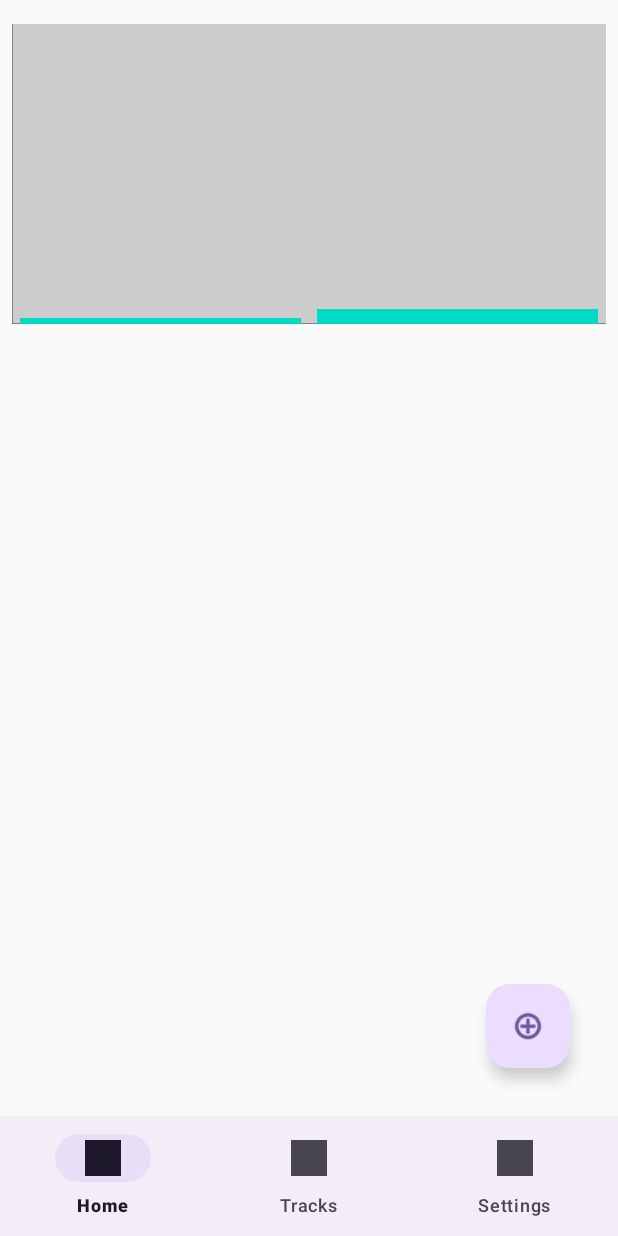
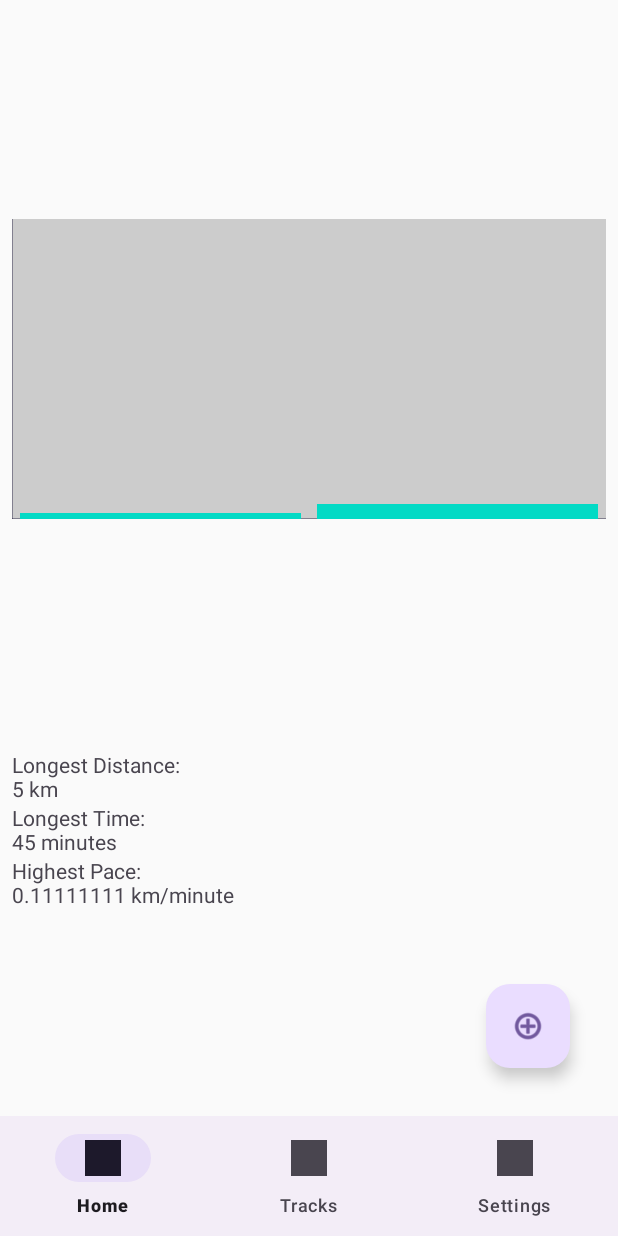
Before and after one commit to mh380/FitnessTracker, an Android app built with Jetpack Compose: the screen it shows after launch (MainActivity), on a phone screen of 412 x 824 dp. Run offline under Robolectric (Android 15) with nearby library versions, the phone set to English and light mode, and no system bars; our stand-ins replace Room's generated code.

Commit message:
added Scores and fixed bug in Tracks

```diff
--- a/app/src/main/AndroidManifest.xml
+++ b/app/src/main/AndroidManifest.xml
@@ -35,7 +35,7 @@
             android:value="YOUR_API_KEY" />
 
         <activity
-            android:name=".homeScreen.MainActivity"
+            android:name=".MainActivity"
             android:exported="true">
             <intent-filter>
                 <action android:name="android.intent.action.MAIN" />
--- a/app/src/main/java/de/hdmstuttgart/trackmaster/homeScreen/MainActivity.kt
+++ b/app/src/main/java/de/hdmstuttgart/trackmaster/MainActivity.kt
@@ -1,18 +1,31 @@
-package de.hdmstuttgart.trackmaster.homeScreen
+package de.hdmstuttgart.trackmaster
 
 import android.os.Bundle
 import androidx.appcompat.app.AppCompatActivity
 import androidx.fragment.app.Fragment
+import androidx.lifecycle.lifecycleScope
 import com.google.android.material.bottomnavigation.BottomNavigationView
-import de.hdmstuttgart.trackmaster.R
-import de.hdmstuttgart.settings.SettingsFragment
+import de.hdmstuttgart.trackmaster.data.Track
+import de.hdmstuttgart.trackmaster.settings.SettingsFragment
+import de.hdmstuttgart.trackmaster.homeScreen.HomeFragment
 import de.hdmstuttgart.trackmaster.trackScreen.TrackFragment
+import kotlinx.coroutines.Dispatchers
+import kotlinx.coroutines.launch
 
 class MainActivity : AppCompatActivity() {
 
     override fun onCreate(savedInstanceState: Bundle?) {
         super.onCreate(savedInstanceState)
         setContentView(R.layout.activity_main)
+
+        //todo: remove test tracks //todo: inserting a track into the database has to happen whenever tracking is stopped
+        val trackMasterApplication = this.application as TrackMasterApplication
+        lifecycleScope.launch(Dispatchers.IO) {
+            trackMasterApplication.repository.deleteAll()
+            trackMasterApplication.repository.insert(Track(distance = 2, time = 20))
+            trackMasterApplication.repository.insert(Track(distance = 5, time = 45))
+        }
+
 
         val homeFragment = HomeFragment()
         val tracksFragment = TrackFragment()
--- a/app/src/main/java/de/hdmstuttgart/trackmaster/data/TrackDao.kt
+++ b/app/src/main/java/de/hdmstuttgart/trackmaster/data/TrackDao.kt
@@ -21,6 +21,15 @@ interface TrackDao {
     @Query("SELECT * FROM track WHERE SUBSTRING(date, 1, 4)=:year")
     fun getTracksFromYear(year: String): List<Track>
 
+    @Query("SELECT MAX (distance) FROM track")
+    fun getMaxDistance(): Int
+
+    @Query("SELECT MAX (time) FROM track")
+    fun getMaxTime(): Int
+
+    @Query("SELECT MAX (pace) FROM track")
+    fun getMaxPace(): Float
+
     @Insert
     suspend fun insert(track: Track)
 
--- a/app/src/main/java/de/hdmstuttgart/trackmaster/data/TrackRepository.kt
+++ b/app/src/main/java/de/hdmstuttgart/trackmaster/data/TrackRepository.kt
@@ -33,6 +33,18 @@ class TrackRepository(private val trackDao: TrackDao) {
         return trackDao.getTracksFromYear(targetYear)
     }
 
+    fun getMaxDistance(): Int {
+        return trackDao.getMaxDistance()
+    }
+
+    fun getMaxTime(): Int {
+        return trackDao.getMaxTime()
+    }
+
+    fun getMaxPace(): Float {
+        return trackDao.getMaxPace()
+    }
+
     @WorkerThread
     suspend fun insert(track: Track) {
         trackDao.insert(track)
--- a/app/src/main/java/de/hdmstuttgart/trackmaster/homeScreen/ScoreFragment.kt
+++ b/app/src/main/java/de/hdmstuttgart/trackmaster/homeScreen/ScoreFragment.kt
@@ -1,4 +1,51 @@
 package de.hdmstuttgart.trackmaster.homeScreen
 
-class ScoreFragment {
+import android.os.Bundle
+import android.view.View
+import android.widget.TextView
+import androidx.fragment.app.Fragment
+import androidx.lifecycle.lifecycleScope
+import de.hdmstuttgart.trackmaster.R
+import de.hdmstuttgart.trackmaster.TrackMasterApplication
+import de.hdmstuttgart.trackmaster.data.Track
+import kotlinx.coroutines.Dispatchers
+import kotlinx.coroutines.launch
+import kotlinx.coroutines.withContext
+
+class ScoreFragment : Fragment (R.layout.fragment_score) {
+
+    private var maxDistance = 0
+    private var maxTime = 0
+    private var maxPace = 0.0f
+
+
+    override fun onViewCreated(view: View, savedInstanceState: Bundle?) {
+        super.onViewCreated(view, savedInstanceState)
+
+        update(view)
+    }
+
+    private fun update(view: View) {
+        activity?.let {
+            val fragmentActivity = it
+            val trackMasterApplication = fragmentActivity.application as TrackMasterApplication
+
+            lifecycleScope.launch(Dispatchers.IO) {
+
+                maxDistance = trackMasterApplication.repository.getMaxDistance()
+                maxTime = trackMasterApplication.repository.getMaxTime()
+                maxPace = trackMasterApplication.repository.getMaxPace()
+
+                val maxDistanceView = view.findViewById<TextView>(R.id.maxDistance)
+                val maxTimeView= view.findViewById<TextView>(R.id.maxTime)
+                val maxPaceView = view.findViewById<TextView>(R.id.maxPace)
+
+                withContext(Dispatchers.Main) {
+                    maxDistanceView.append("\n" + maxDistance + " km")
+                    maxTimeView.append("\n" + maxTime + " minutes")
+                    maxPaceView.append("\n" + maxPace + " km/minute")
+                }
+            }
+        }
+    }
 }
--- a/app/src/main/java/de/hdmstuttgart/trackmaster/homeScreen/StatisticFragment.kt
+++ b/app/src/main/java/de/hdmstuttgart/trackmaster/homeScreen/StatisticFragment.kt
@@ -83,11 +83,6 @@ class StatisticFragment : Fragment(R.layout.fragment_statistic) {
             val trackMasterApplication = fragmentActivity.application as TrackMasterApplication
 
             lifecycleScope.launch(Dispatchers.IO) {
-
-                //todo: remove test tracks
-                trackMasterApplication.repository.deleteAll()
-                trackMasterApplication.repository.insert(Track(distance = 2, time = 20))
-                trackMasterApplication.repository.insert(Track(distance = 5, time = 45))
 
                 val allTracks = trackMasterApplication.repository.getAllTracks()
                 for(track in allTracks) {
--- a/app/src/main/java/de/hdmstuttgart/settings/SettingsFragment.kt
+++ b/app/src/main/java/de/hdmstuttgart/trackmaster/settings/SettingsFragment.kt
@@ -1,4 +1,4 @@
-package de.hdmstuttgart.settings
+package de.hdmstuttgart.trackmaster.settings
 
 import android.content.Context.MODE_PRIVATE
 import android.content.SharedPreferences
--- a/app/src/main/java/de/hdmstuttgart/trackmaster/trackScreen/TrackFragment.kt
+++ b/app/src/main/java/de/hdmstuttgart/trackmaster/trackScreen/TrackFragment.kt
@@ -37,10 +37,6 @@ class TrackFragment : Fragment(R.layout.fragment_tracks), TrackClickListener {
             val trackMasterApplication = fragmentActivity.application as TrackMasterApplication
 
             lifecycleScope.launch(Dispatchers.IO) {
-                //todo: remove test tracks //todo: inserting a track into the database has to happen whenever tracking is stopped
-                trackMasterApplication.repository.deleteAll()
-                trackMasterApplication.repository.insert(Track(distance = 2, time = 20))
-                trackMasterApplication.repository.insert(Track(distance = 5, time = 45))
 
                 data.clear()
                 data.addAll(trackMasterApplication.repository.getAllTracks())
--- a/app/src/main/res/layout/activity_main.xml
+++ b/app/src/main/res/layout/activity_main.xml
@@ -4,7 +4,7 @@
     xmlns:tools="http://schemas.android.com/tools"
     android:layout_width="match_parent"
     android:layout_height="match_parent"
-    tools:context=".homeScreen.MainActivity">
+    tools:context=".MainActivity">
 
     <androidx.fragment.app.FragmentContainerView
         android:id="@+id/fl_wrapper"
--- a/app/src/main/res/layout/fragment_home.xml
+++ b/app/src/main/res/layout/fragment_home.xml
@@ -31,13 +31,25 @@
         android:layout_marginTop="16dp"
         android:layout_marginEnd="8dp"
         android:layout_marginBottom="8dp"
+        app:layout_constraintTop_toTopOf="parent"
+        app:layout_constraintBottom_toTopOf="@id/scoreFragmentView"
+        app:layout_constraintEnd_toEndOf="parent"
+        app:layout_constraintStart_toStartOf="parent"
+        app:layout_constraintVertical_bias="0" />
+
+    <androidx.fragment.app.FragmentContainerView
+        android:id="@+id/scoreFragmentView"
+        android:name="de.hdmstuttgart.trackmaster.homeScreen.ScoreFragment"
+        android:layout_width="match_parent"
+        android:layout_height="wrap_content"
+        android:layout_marginStart="8dp"
+        android:layout_marginTop="16dp"
+        android:layout_marginEnd="8dp"
+        android:layout_marginBottom="8dp"
+        app:layout_constraintTop_toBottomOf="@id/statisticsFragmentView"
         app:layout_constraintBottom_toBottomOf="parent"
         app:layout_constraintEnd_toEndOf="parent"
-        app:layout_constraintHorizontal_bias="0.0"
         app:layout_constraintStart_toStartOf="parent"
-        app:layout_constraintTop_toTopOf="parent"
-        app:layout_constraintVertical_bias="0" />
-
-    <!-- todo: add fragmentView for scores -->
+        />
 
 </androidx.constraintlayout.widget.ConstraintLayout>
--- /dev/null
+++ b/app/src/main/res/layout/fragment_score.xml
@@ -0,0 +1,32 @@
+<?xml version="1.0" encoding="utf-8"?>
+<LinearLayout xmlns:android="http://schemas.android.com/apk/res/android"
+    android:orientation="vertical"
+    android:layout_width="match_parent"
+    android:layout_height="match_parent"
+    >
+
+    <TextView
+        android:id="@+id/maxDistance"
+        android:layout_width="match_parent"
+        android:layout_height="wrap_content"
+        android:lines="2"
+        android:text="@string/max_distance"
+        />
+
+    <TextView
+        android:id="@+id/maxTime"
+        android:layout_width="match_parent"
+        android:layout_height="wrap_content"
+        android:lines="2"
+        android:text="@string/max_time"
+        />
+
+    <TextView
+        android:id="@+id/maxPace"
+        android:layout_width="match_parent"
+        android:layout_height="wrap_content"
+        android:lines="2"
+        android:text="@string/max_pace"
+        />
+
+</LinearLayout>
--- a/app/src/main/res/layout/fragment_settings.xml
+++ b/app/src/main/res/layout/fragment_settings.xml
@@ -6,7 +6,7 @@
     style="@style/SCREEN"
     android:layout_width="match_parent"
     android:layout_height="match_parent"
-    tools:context="de.hdmstuttgart.settings.SettingsActivity">
+    tools:context=".homeScreen.HomeFragment">
 
     <com.google.android.material.switchmaterial.SwitchMaterial
         android:id="@+id/darkLightSwitch"
@@ -17,9 +17,7 @@
         android:checked="false"
         android:scaleX="1.2"
         android:scaleY="1.2"
-        android:text="@string/dark_mode_disabled"
-        android:textOff="@string/dark_mode_disabled"
-        android:textOn="@string/dark_mode_enabled"
+        android:text="@string/dark_mode"
         android:visibility="visible"
         app:layout_constraintEnd_toEndOf="parent"
         app:layout_constraintTop_toTopOf="parent" />
--- a/app/src/main/res/layout/fragment_tracks.xml
+++ b/app/src/main/res/layout/fragment_tracks.xml
@@ -3,7 +3,8 @@
     xmlns:app="http://schemas.android.com/apk/res-auto"
     xmlns:tools="http://schemas.android.com/tools"
     android:layout_width="match_parent"
-    android:layout_height="match_parent">
+    android:layout_height="match_parent"
+    tools:context=".homeScreen.HomeFragment">
 
     <androidx.recyclerview.widget.RecyclerView
         android:id="@+id/trackRecyclerView"
--- a/app/src/main/res/values/strings.xml
+++ b/app/src/main/res/values/strings.xml
@@ -5,14 +5,16 @@
 
     <string name="app_name">TrackMaster</string>
     <string name="settings">Settings</string>
+    <string name="home">Home</string>
+    <string name="tracks">Tracks</string>
     <string name="startnewactivity">startNewActivity</string>
-    <string name="dark_mode_enabled">Dark Mode enabled</string>
-    <string name="dark_mode_disabled">Dark Mode disabled</string>
-    <string name="date">Date:</string>
-    <string name="distance">Distance:</string>
+    <string name="dark_mode">Dark Mode</string>
+    <string name="date">Date: </string>
+    <string name="distance">Distance: %3$d km</string>
     <string name="time">Time:</string>
     <string name="average_pace">Average pace:</string>
-    <string name="home">Home</string>
-    <string name="tracks">Tracks</string>
+    <string name="max_distance">Longest Distance:</string>
+    <string name="max_time">Longest Time:</string>
+    <string name="max_pace">Highest Pace:</string>
 
 </resources>
```
Also changed, not shown: app/src/main/java/de/hdmstuttgart/trackmaster/data/TrackAdapter.kt (+8 -8 lines), app/src/main/res/layout/track_view.xml (+8 -4 lines).
